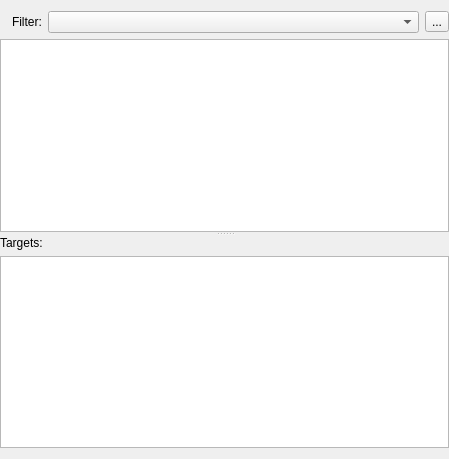
Qt form documentview.ui (martinribelotta/embedded-ide) before a commit.
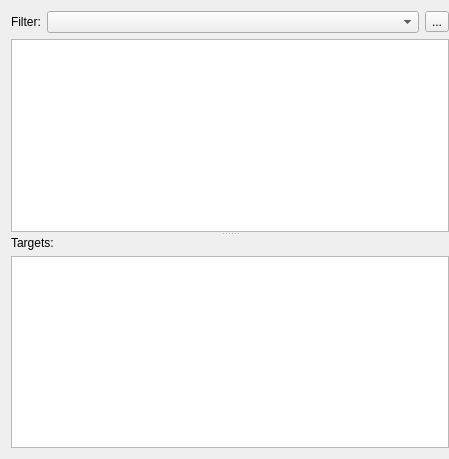
The same form after that commit.

```diff
--- a/documentview.ui
+++ b/documentview.ui
@@ -14,9 +14,6 @@
    <string>Form</string>
   </property>
   <layout class="QVBoxLayout" name="verticalLayout_3">
-   <property name="leftMargin">
-    <number>0</number>
-   </property>
    <property name="rightMargin">
     <number>0</number>
    </property>
@@ -40,9 +37,6 @@
            <property name="text">
             <string>Filter:</string>
            </property>
-           <property name="indent">
-            <number>12</number>
-           </property>
           </widget>
          </item>
          <item>
```
